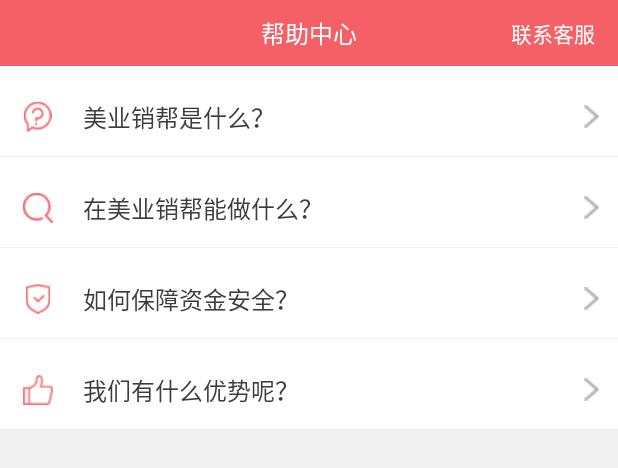
After one commit to ibisTime/xn-myxb-android, an Android app: the layout fragment_help_center.xml on its own in the app's theme, with its tools: preview values and no code run, on a phone screen of 412 x 824 dp. The commit adds this screen. Shown: the top 468 px of the screen. Run offline under Robolectric (Android 15) with nearby library versions, the phone set to English and light mode, and no system bars.

Commit message:
新增 帮助中心页面

```diff
--- a/app/src/main/java/com/cdkj/myxb/MainActivity.java
+++ b/app/src/main/java/com/cdkj/myxb/MainActivity.java
@@ -14,6 +14,7 @@
 import com.cdkj.baselibrary.model.eventmodels.EventFinishAll;
 import com.cdkj.myxb.databinding.ActivityMainBinding;
 import com.cdkj.myxb.module.maintab.FirstPageFragment;
+import com.cdkj.myxb.module.maintab.HelpCenterFragment;
 import com.cdkj.myxb.module.maintab.MyFragment;
 
 import org.greenrobot.eventbus.EventBus;
@@ -102,7 +103,7 @@
         ArrayList fragments = new ArrayList<>();
 
         fragments.add(FirstPageFragment.getInstanse());//首页
-        fragments.add(FirstPageFragment.getInstanse());//首页
+        fragments.add(HelpCenterFragment.getInstanse());//首页
         fragments.add(FirstPageFragment.getInstanse());//首页
         fragments.add(FirstPageFragment.getInstanse());//首页
         fragments.add(MyFragment.getInstanse());//我的
--- a/app/src/main/java/com/cdkj/myxb/WelcomeAcitivity.java
+++ b/app/src/main/java/com/cdkj/myxb/WelcomeAcitivity.java
@@ -41,8 +41,8 @@
                 .subscribeOn(AndroidSchedulers.mainThread())
                 .observeOn(AndroidSchedulers.mainThread())
                 .subscribe(aLong -> {
-//                    MainActivity.open(this);
-                    LoginActivity.open(this,false);
+                    MainActivity.open(this);
+//                    LoginActivity.open(this,false);
                 }, Throwable::printStackTrace));
     }
 
--- /dev/null
+++ b/app/src/main/java/com/cdkj/myxb/module/maintab/HelpCenterFragment.java
@@ -0,0 +1,46 @@
+package com.cdkj.myxb.module.maintab;
+
+import android.databinding.DataBindingUtil;
+import android.os.Bundle;
+import android.support.annotation.NonNull;
+import android.support.annotation.Nullable;
+import android.view.LayoutInflater;
+import android.view.View;
+import android.view.ViewGroup;
+
+import com.cdkj.baselibrary.base.BaseLazyFragment;
+import com.cdkj.myxb.R;
+import com.cdkj.myxb.databinding.FragmentHelpCenterBinding;
+
+/**
+ * 帮助中心
+ * Created by cdkj on 2018/2/8.
+ */
+
+public class HelpCenterFragment extends BaseLazyFragment {
+
+    private FragmentHelpCenterBinding mBinding;
+
+
+    public static HelpCenterFragment getInstanse() {
+        HelpCenterFragment fragment = new HelpCenterFragment();
+        return fragment;
+    }
+
+    @Nullable
+    @Override
+    public View onCreateView(@NonNull LayoutInflater inflater, @Nullable ViewGroup container, @Nullable Bundle savedInstanceState) {
+        mBinding = DataBindingUtil.inflate(inflater, R.layout.fragment_help_center, null, false);
+        return mBinding.getRoot();
+    }
+
+    @Override
+    protected void lazyLoad() {
+
+    }
+
+    @Override
+    protected void onInvisible() {
+
+    }
+}
--- /dev/null
+++ b/app/src/main/java/com/cdkj/myxb/views/HelpItemShowAndHideLayout.java
@@ -0,0 +1,90 @@
+package com.cdkj.myxb.views;
+
+import android.animation.ObjectAnimator;
+import android.content.Context;
+import android.content.res.TypedArray;
+import android.support.annotation.Nullable;
+import android.util.AttributeSet;
+import android.view.LayoutInflater;
+import android.view.View;
+import android.widget.FrameLayout;
+import android.widget.ImageView;
+import android.widget.LinearLayout;
+import android.widget.TextView;
+
+import com.cdkj.myxb.R;
+import com.jakewharton.rxbinding2.view.RxView;
+
+
+/**
+ * 用于帮助中心页面展示隐藏
+ * <p>
+ * Created by cdkj on 2017/12/1.
+ */
+
+public class HelpItemShowAndHideLayout extends LinearLayout {
+
+    private TextView tvTitle;
+    private TextView tvInfo;
+    private ImageView imageLeft;
+    private ImageView imageRight;
+
+    public HelpItemShowAndHideLayout(Context context) {
+        this(context, null);
+    }
+
+    public HelpItemShowAndHideLayout(Context context, @Nullable AttributeSet attrs) {
+        this(context, attrs, 0);
+    }
+
+    public HelpItemShowAndHideLayout(Context context, @Nullable AttributeSet attrs, int defStyleAttr) {
+        super(context, attrs, defStyleAttr);
+
+        final TypedArray typedArray = context.obtainStyledAttributes(attrs, R.styleable.HelpItemShowAndHideLayoutSyle, 0, 0);
+
+        String txtTitle = typedArray.getString(R.styleable.HelpItemShowAndHideLayoutSyle_txt_title);
+        String txtInfo = typedArray.getString(R.styleable.HelpItemShowAndHideLayoutSyle_txt_info);
+
+        int imgLeftId = typedArray.getResourceId(R.styleable.HelpItemShowAndHideLayoutSyle_img_left, R.drawable.default_pic);
+        int imgRightId = typedArray.getResourceId(R.styleable.HelpItemShowAndHideLayoutSyle_img_right, R.drawable.more_right);
+
+
+        typedArray.recycle();
+        init(context);
+        tvTitle.setText(txtTitle);
+        tvInfo.setText(txtInfo);
+        imageLeft.setImageResource(imgLeftId);
+        imageRight.setImageResource(imgRightId);
+    }
+
+
+    private void init(Context context) {
+        this.setOrientation(VERTICAL);
+        LayoutInflater.from(context).inflate(R.layout.layout_help_show, this, true);
+        tvTitle = findViewById(R.id.tv_help_title);
+        tvInfo = findViewById(R.id.tv_help_info);
+
+        imageRight = findViewById(R.id.img_right);
+        imageLeft = findViewById(R.id.img_left);
+
+        LinearLayout linRow = findViewById(R.id.llinayout_row);
+        //指示图标动画
+        ObjectAnimator animStart = ObjectAnimator.ofFloat(imageRight, "rotation", 0f, 90f);
+        ObjectAnimator animEnd = ObjectAnimator.ofFloat(imageRight, "rotation", 90f, 0f);
+
+        linRow.setOnClickListener(v -> {
+            if (tvInfo.getVisibility() == GONE) {
+                animStart.start();
+                tvInfo.setVisibility(VISIBLE);
+
+            } else {
+                animEnd.start();
+                tvInfo.setVisibility(GONE);
+            }
+        });
+
+
+    }
+
+
+}
--- /dev/null
+++ b/app/src/main/res/layout/fragment_help_center.xml
@@ -0,0 +1,91 @@
+<?xml version="1.0" encoding="utf-8"?>
+<layout xmlns:android="http://schemas.android.com/apk/res/android"
+    xmlns:app="http://schemas.android.com/apk/res-auto"
+    xmlns:tools="http://schemas.android.com/tools">
+
+    <ScrollView
+        android:layout_width="match_parent"
+        android:layout_height="match_parent"
+        android:background="@color/bg_gray">
+
+        <LinearLayout
+            android:layout_width="match_parent"
+            android:layout_height="match_parent"
+            android:orientation="vertical">
+
+            <FrameLayout
+                android:id="@+id/fram_title"
+                android:layout_width="match_parent"
+                android:layout_height="@dimen/title_height"
+                android:background="@color/app_title_bg">
+
+                <TextView
+                    android:layout_width="wrap_content"
+                    android:layout_height="wrap_content"
+                    android:layout_gravity="center"
+                    android:ellipsize="end"
+                    android:singleLine="true"
+                    android:text="@string/help_center"
+                    android:textColor="@color/white"
+                    android:textSize="@dimen/top_center_title_size" />
+
+                <TextView
+                    android:id="@+id/tv_top_right"
+                    android:layout_width="wrap_content"
+                    android:layout_height="44dp"
+                    android:layout_gravity="right|center_vertical"
+                    android:layout_marginRight="15dp"
+                    android:gravity="center"
+                    android:text="@string/invitation_helper"
+                    android:textColor="@color/white"
+                    android:textSize="14sp" />
+
+            </FrameLayout>
+
+
+            <com.cdkj.myxb.views.HelpItemShowAndHideLayout
+                android:layout_width="match_parent"
+                android:layout_height="wrap_content"
+                app:img_left="@drawable/help_center_1"
+                app:txt_info="美业销帮是什么美业销帮是什么美业销帮是什么美业销帮是什么美业销帮是什么？"
+                app:txt_title="美业销帮是什么？" />
+
+            <View
+                style="@style/style_split_line"
+                android:layout_marginLeft="55dp" />
+
+
+            <com.cdkj.myxb.views.HelpItemShowAndHideLayout
+                android:layout_width="match_parent"
+                android:layout_height="wrap_content"
+                app:img_left="@drawable/help_center_2"
+                app:txt_info="美业销帮是什么美业销帮是什么美业销帮是什么美业销帮是什么美业销帮是什么？"
+                app:txt_title="在美业销帮能做什么？" />
+
+            <View
+                style="@style/style_split_line"
+                android:layout_marginLeft="55dp" />
+
+
+            <com.cdkj.myxb.views.HelpItemShowAndHideLayout
+                android:layout_width="match_parent"
+                android:layout_height="wrap_content"
+                app:img_left="@drawable/help_center_3"
+                app:txt_info="美业销帮是什么美业销帮是什么美业销帮是什么美业销帮是什么美业销帮是什么？"
+                app:txt_title="如何保障资金安全？" />
+
+            <View
+                style="@style/style_split_line"
+                android:layout_marginLeft="55dp" />
+
+            <com.cdkj.myxb.views.HelpItemShowAndHideLayout
+                android:layout_width="match_parent"
+                android:layout_height="wrap_content"
+                app:img_left="@drawable/help_center_4"
+                app:txt_info="美业销帮是什么美业销帮是什么美业销帮是什么美业销帮是什么美业销帮是什么？"
+                app:txt_title="我们有什么优势呢？" />
+        </LinearLayout>
+
+    </ScrollView>
+
+</layout>
--- /dev/null
+++ b/app/src/main/res/layout/layout_help_show.xml
@@ -0,0 +1,65 @@
+<?xml version="1.0" encoding="utf-8"?>
+<LinearLayout xmlns:android="http://schemas.android.com/apk/res/android"
+    xmlns:tools="http://schemas.android.com/tools"
+    android:layout_width="match_parent"
+    android:layout_height="wrap_content"
+    android:background="@color/white"
+    android:orientation="vertical">
+
+    <LinearLayout
+        android:id="@+id/llinayout_row"
+        android:layout_width="match_parent"
+        android:layout_height="wrap_content"
+        android:orientation="horizontal"
+        android:paddingBottom="14dp"
+        android:paddingTop="22dp">
+
+        <ImageView
+            android:id="@+id/img_left"
+            android:layout_width="20dp"
+            android:layout_height="20dp"
+            android:layout_gravity="center_vertical|right"
+            android:layout_marginLeft="15dp"
+            android:layout_marginRight="10dp"
+            android:src="@drawable/help_center_1" />
+
+        <TextView
+            android:id="@+id/tv_help_title"
+            android:layout_width="wrap_content"
+            android:layout_height="wrap_content"
+            android:layout_gravity="center_vertical"
+            android:layout_marginLeft="10dp"
+            android:layout_weight="1"
+            android:ellipsize="end"
+            android:singleLine="true"
+            android:textColor="@color/app_txt_black"
+            android:textSize="16sp"
+            tools:text="基本信息" />
+
+        <ImageView
+            android:id="@+id/img_right"
+            android:layout_width="15dp"
+            android:layout_height="15dp"
+            android:layout_gravity="center_vertical|right"
+            android:layout_marginRight="10dp"
+            android:src="@drawable/more_right" />
+
+    </LinearLayout>
+
+
+    <TextView
+        android:paddingBottom="15dp"
+        android:id="@+id/tv_help_info"
+        android:layout_width="wrap_content"
+        android:layout_height="wrap_content"
+        android:layout_gravity="center_vertical"
+        android:layout_marginLeft="55dp"
+        android:layout_marginRight="15dp"
+        android:lineSpacingExtra="8dp"
+        android:textColor="@color/app_txt_gray"
+        android:textSize="14sp"
+        android:visibility="gone"
+        tools:text="基本信息基本信息基本信息基本信息基本信息基本信息基本信息基本信息基本信息基本信息基本信息基本信息基本信息基本信息基本信息基本信息基本信息基本信息基本信息基本信息" />
+
+
+</LinearLayout>
--- a/app/src/main/res/layout/layout_main_mottom_tab.xml
+++ b/app/src/main/res/layout/layout_main_mottom_tab.xml
@@ -64,7 +64,7 @@
         <RadioButton
             android:id="@+id/radio_main_tab_5"
             style="@style/main_tab_radio"
-            android:drawableTop="@drawable/main_buttom_tab_1"
-            android:text="@string/mind" />
+            android:drawableTop="@drawable/main_buttom_tab_4"
+            android:text="@string/mine" />
     </LinearLayout>
 </layout>
--- /dev/null
+++ b/app/src/main/res/values/attrs.xml
@@ -0,0 +1,11 @@
+<resources>
+
+
+    <declare-styleable name="HelpItemShowAndHideLayoutSyle">
+        <attr name="txt_title" format="string"></attr>
+        <attr name="txt_info" format="string"></attr>
+        <attr name="img_left" format="reference"></attr>
+        <attr name="img_right" format="reference"></attr>
+    </declare-styleable>
+
+</resources>
--- a/app/src/main/res/values/colors.xml
+++ b/app/src/main/res/values/colors.xml
@@ -7,6 +7,7 @@
 
     <color name="app_txt_red">#f56066</color>
     <color name="app_txt_black">#3d3d3d</color>
+    <color name="app_txt_gray">#999999</color>
     <color name="app_title_bg">#f56066</color>
 
 
--- a/app/src/main/res/values/strings.xml
+++ b/app/src/main/res/values/strings.xml
@@ -4,7 +4,8 @@
     <string name="sure_app_exit">确认退出美业销帮？</string>
     <string name="center_msg">消息中心</string>
     <string name="help_center">帮助中心</string>
-    <string name="mind">我的</string>
+    <string name="mine">我的</string>
     <string name="advice">平台建议</string>
     <string name="invitation_friend">邀请好友</string>
+    <string name="invitation_helper">联系客服</string>
 </resources>
--- a/cdcommon/src/main/res/values/colors.xml
+++ b/cdcommon/src/main/res/values/colors.xml
@@ -4,7 +4,7 @@
     <color name="colorPrimaryDark">#00ffffff</color>
     <color name="colorAccent">#0eb8ae</color>
 
-    <color name="gray_bg">#f6f6f6</color>
+    <color name="gray_bg">#f7f7f7</color>
     <color name="title_bg">#f56066</color>
     <color name="white">#ffffff</color>
     <color name="white_50">#82ffffff</color>
```
Also changed, not shown: app/src/main/res/drawable-xxhdpi/help_center_1.png (added), app/src/main/res/drawable-xxhdpi/help_center_2.png (added), app/src/main/res/drawable-xxhdpi/help_center_3.png (added), app/src/main/res/drawable-xxhdpi/help_center_4.png (added).
